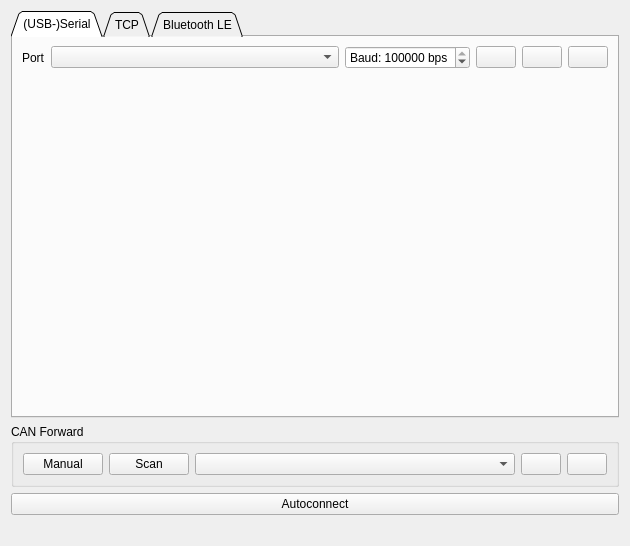
vedderb/vesc_tool, file pages/pageconnection.ui: the form before one commit.
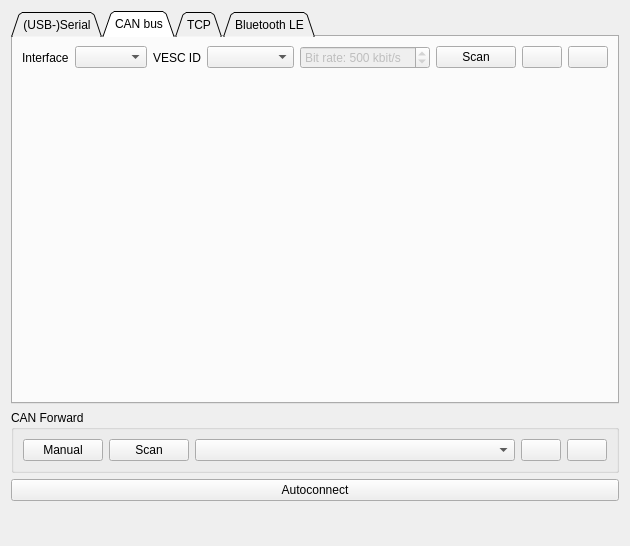
The form after the commit. Icons and pictures are not drawn.

Diff of the .ui file:
```diff
--- a/pages/pageconnection.ui
+++ b/pages/pageconnection.ui
@@ -14,7 +14,7 @@
    <string>Form</string>
   </property>
   <layout class="QVBoxLayout" name="verticalLayout">
-   <item>
+   <item alignment="Qt::AlignVCenter">
     <widget class="QTabWidget" name="tabWidget">
      <property name="tabPosition">
       <enum>QTabWidget::North</enum>
@@ -23,7 +23,7 @@
       <enum>QTabWidget::Triangular</enum>
      </property>
      <property name="currentIndex">
-      <number>0</number>
+      <number>1</number>
      </property>
      <widget class="QWidget" name="tab">
       <attribute name="title">
@@ -148,6 +148,155 @@
        </item>
       </layout>
      </widget>
+     <widget class="QWidget" name="tab_4">
+      <attribute name="title">
+       <string>CAN bus</string>
+      </attribute>
+      <layout class="QVBoxLayout" name="verticalLayout_7">
+       <item>
+        <layout class="QHBoxLayout" name="horizontalLayout_7">
+         <item>
+          <widget class="QLabel" name="label_6">
+           <property name="text">
+            <string>Interface</string>
+           </property>
+          </widget>
+         </item>
+         <item>
+          <widget class="QComboBox" name="CANbusInterfaceBox">
+           <property name="toolTip">
+            <string>CAN bus interfaces detected</string>
+           </property>
+           <property name="editable">
+            <bool>false</bool>
+           </property>
+           <property name="currentText">
+            <string/>
+           </property>
+          </widget>
+         </item>
+         <item>
+          <widget class="QLabel" name="label_5">
+           <property name="text">
+            <string>VESC ID</string>
+           </property>
+          </widget>
+         </item>
+         <item>
+          <widget class="QComboBox" name="CANbusTargetIdBox">
+           <property name="sizePolicy">
+            <sizepolicy hsizetype="MinimumExpanding" vsizetype="Fixed">
+             <horstretch>0</horstretch>
+             <verstretch>0</verstretch>
+            </sizepolicy>
+           </property>
+          </widget>
+         </item>
+         <item>
+          <widget class="QSpinBox" name="CANbusBitrateBox">
+           <property name="enabled">
+            <bool>false</bool>
+           </property>
+           <property name="focusPolicy">
+            <enum>Qt::WheelFocus</enum>
+           </property>
+           <property name="toolTip">
+            <string>This configuration is not supported by the socketcan backend. However it is possible to set the rate when configuring the CAN network interface using the ip link command.</string>
+           </property>
+           <property name="suffix">
+            <string> kbit/s</string>
+           </property>
+           <property name="prefix">
+            <string>Bit rate: </string>
+           </property>
+           <property name="maximum">
+            <number>1000</number>
+           </property>
+           <property name="value">
+            <number>500</number>
+           </property>
+          </widget>
+         </item>
+         <item>
+          <widget class="QPushButton" name="CANbusScanButton">
+           <property name="sizePolicy">
+            <sizepolicy hsizetype="Fixed" vsizetype="Fixed">
+             <horstretch>0</horstretch>
+             <verstretch>0</verstretch>
+            </sizepolicy>
+           </property>
+           <property name="toolTip">
+            <string>Discover VESC nodes in the CAN bus</string>
+           </property>
+           <property name="text">
+            <string>Scan</string>
+           </property>
+           <property name="icon">
+            <iconset resource="../res.qrc">
+             <normaloff>:/res/icons/Refresh-96.png</normaloff>:/res/icons/Refresh-96.png</iconset>
+           </property>
+          </widget>
+         </item>
+         <item>
+          <widget class="QPushButton" name="CANbusDisconnectButton">
+           <property name="sizePolicy">
+            <sizepolicy hsizetype="Fixed" vsizetype="Fixed">
+             <horstretch>0</horstretch>
+             <verstretch>0</verstretch>
+            </sizepolicy>
+           </property>
+           <property name="toolTip">
+            <string>Disconnect</string>
+           </property>
+           <property name="text">
+            <string/>
+           </property>
+           <property name="icon">
+            <iconset resource="../res.qrc">
+             <normaloff>:/res/icons/Disconnected-96.png</normaloff>:/res/icons/Disconnected-96.png</iconset>
+           </property>
+          </widget>
+         </item>
+         <item>
+          <widget class="QPushButton" name="CANbusConnectButton">
+           <property name="enabled">
+            <bool>true</bool>
+           </property>
+           <property name="sizePolicy">
+            <sizepolicy hsizetype="Fixed" vsizetype="Fixed">
+             <horstretch>0</horstretch>
+             <verstretch>0</verstretch>
+            </sizepolicy>
+           </property>
+           <property name="toolTip">
+            <string>Connect to a VESC node</string>
+           </property>
+           <property name="text">
+            <string/>
+           </property>
+           <property name="icon">
+            <iconset resource="../res.qrc">
+             <normaloff>:/res/icons/Connected-96.png</normaloff>:/res/icons/Connected-96.png</iconset>
+           </property>
+          </widget>
+         </item>
+        </layout>
+       </item>
+       <item>
+        <spacer name="verticalSpacer_4">
+         <property name="orientation">
+          <enum>Qt::Vertical</enum>
+         </property>
+         <property name="sizeHint" stdset="0">
+          <size>
+           <width>20</width>
+           <height>40</height>
+          </size>
+         </property>
+        </spacer>
+       </item>
+      </layout>
+     </widget>
      <widget class="QWidget" name="tab_2">
       <attribute name="title">
        <string>TCP</string>
```
